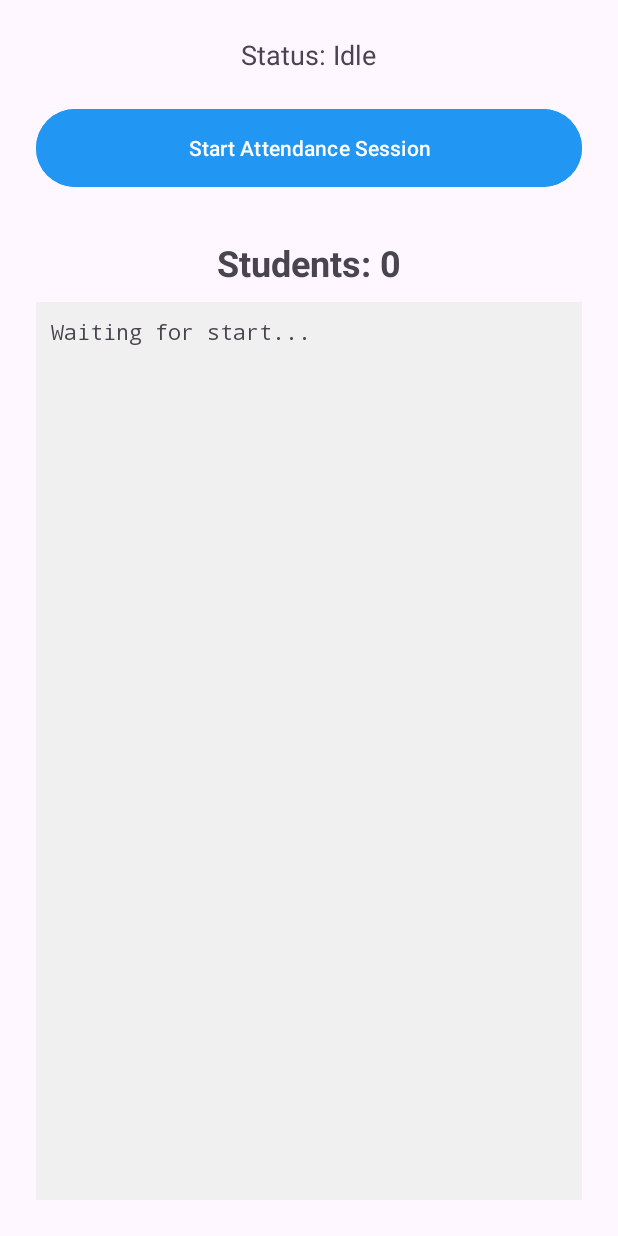
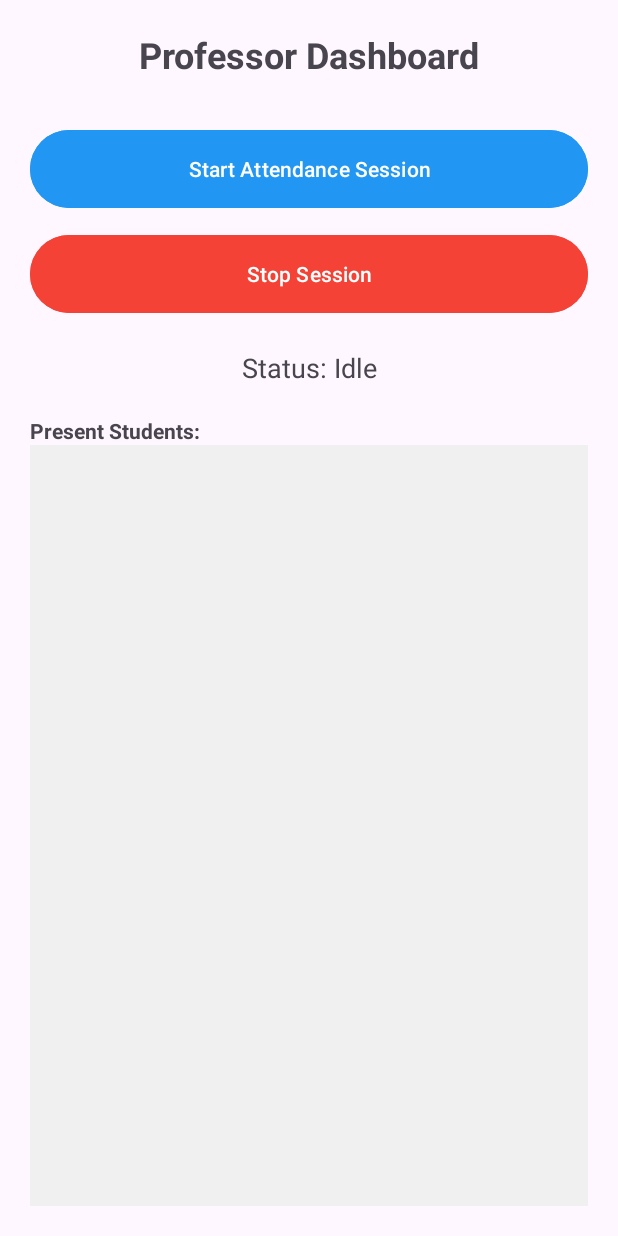
Before and after one commit to llumangll/ProximityAttendance, an Android app: the ProfessorActivity screen opened directly, with no data from a screen before it, after a tap on "Start Attendance Session", on a phone screen of 412 x 824 dp. Run offline under Robolectric (Android 15) with nearby library versions, the phone set to English and light mode, and no system bars; libraries missing offline, so code that uses them is left out: com.google.android.gms; 2 statements that could not run were skipped.

Commit message:
Fix: Updated Professor dashboard UI and added GPS check logic

```diff
--- a/app/build.gradle.kts
+++ b/app/build.gradle.kts
@@ -43,6 +43,7 @@ dependencies {
     androidTestImplementation(libs.espresso.core)
     // Google Nearby Connections
     implementation("com.google.android.gms:play-services-nearby:19.0.0")
+    implementation("com.google.android.gms:play-services-location:21.0.1")
 
     // Firebase (Database & Auth)
     implementation(platform("com.google.firebase:firebase-bom:32.7.0"))
--- a/app/src/main/java/com/nirma/attendance/ProfessorActivity.java
+++ b/app/src/main/java/com/nirma/attendance/ProfessorActivity.java
@@ -4,73 +4,103 @@ import android.Manifest;
 import android.content.pm.PackageManager;
 import android.os.Build;
 import android.os.Bundle;
+import android.provider.Settings;
+import android.widget.ArrayAdapter;
 import android.widget.Button;
+import android.widget.ListView;
 import android.widget.TextView;
+import android.widget.Toast;
 import androidx.annotation.NonNull;
 import androidx.appcompat.app.AppCompatActivity;
 import androidx.core.app.ActivityCompat;
 import androidx.core.content.ContextCompat;
 import com.google.android.gms.nearby.Nearby;
-import com.google.android.gms.nearby.connection.AdvertisingOptions;
-import com.google.android.gms.nearby.connection.ConnectionInfo;
-import com.google.android.gms.nearby.connection.ConnectionLifecycleCallback;
-import com.google.android.gms.nearby.connection.ConnectionResolution;
-import com.google.android.gms.nearby.connection.Payload;
-import com.google.android.gms.nearby.connection.PayloadCallback;
-import com.google.android.gms.nearby.connection.PayloadTransferUpdate;
-import com.google.android.gms.nearby.connection.Strategy;
+import com.google.android.gms.nearby.connection.*;
 import java.nio.charset.StandardCharsets;
 import java.util.ArrayList;
 
 public class ProfessorActivity extends AppCompatActivity {
 
     private static final String SERVICE_ID = "com.nirma.attendance";
-    private TextView statusText, logText, countText;
-    private Button btnStart;
-    private ArrayList<String> studentList = new ArrayList<>();
+    private Button btnStart, btnStop;
+    private TextView statusText;
+    private ListView studentListView;
+    private ArrayList<String> studentList;
+    private ArrayAdapter<String> adapter;
 
     @Override
     protected void onCreate(Bundle savedInstanceState) {
         super.onCreate(savedInstanceState);
         setContentView(R.layout.activity_professor);
 
+        btnStart = findViewById(R.id.btnStart);
+        btnStop = findViewById(R.id.btnStop);
         statusText = findViewById(R.id.statusText);
-        logText = findViewById(R.id.logText);
-        countText = findViewById(R.id.countText);
-        btnStart = findViewById(R.id.btnStart);
+        studentListView = findViewById(R.id.studentListView);
+
+        studentList = new ArrayList<>();
+        adapter = new ArrayAdapter<>(this, android.R.layout.simple_list_item_1, studentList);
+        studentListView.setAdapter(adapter);
 
         btnStart.setOnClickListener(v -> {
             if (hasPermissions()) {
-                startAdvertising();
+                // Check GPS before starting
+                checkLocationEnabled();
             } else {
                 requestPermissions();
             }
         });
+
+        btnStop.setOnClickListener(v -> {
+            Nearby.getConnectionsClient(this).stopAdvertising();
+            Nearby.getConnectionsClient(this).stopAllEndpoints();
+            statusText.setText("Status: Stopped");
+            Toast.makeText(this, "Session Stopped", Toast.LENGTH_SHORT).show();
+        });
     }
 
+    // --- 1. GPS CHECKER (The "Foolproof" Method) ---
+    private void checkLocationEnabled() {
+        android.location.LocationManager lm = (android.location.LocationManager) getSystemService(android.content.Context.LOCATION_SERVICE);
+        boolean gps_enabled = false;
+
+        try {
+            gps_enabled = lm.isProviderEnabled(android.location.LocationManager.GPS_PROVIDER);
+        } catch(Exception ex) {}
+
+        if(!gps_enabled) {
+            new android.app.AlertDialog.Builder(this)
+                    .setMessage("Please turn on GPS Location to host the class.")
+                    .setPositiveButton("Open Settings", (paramDialogInterface, paramInt) -> {
+                        startActivity(new android.content.Intent(android.provider.Settings.ACTION_LOCATION_SOURCE_SETTINGS));
+                    })
+                    .setNegativeButton("Cancel", null)
+                    .show();
+        } else {
+            startAdvertising();
+        }
+    }
+
+    // --- 2. ADVERTISING LOGIC ---
     private void startAdvertising() {
         AdvertisingOptions options = new AdvertisingOptions.Builder().setStrategy(Strategy.P2P_STAR).build();
 
         Nearby.getConnectionsClient(this)
-                .startAdvertising("Professor_Umang", SERVICE_ID, connectionLifecycleCallback, options)
-                .addOnSuccessListener((Void unused) -> {
-                    statusText.setText("Status: BROADCASTING 📡");
-                    btnStart.setEnabled(false);
-                    logText.setText("Classroom Open. Waiting for students...");
-                })
-                .addOnFailureListener((Exception e) -> {
-                    statusText.setText("Error: " + e.getMessage());
-                });
+                .startAdvertising("Professor", SERVICE_ID, connectionLifecycleCallback, options)
+                .addOnSuccessListener((Void unused) -> statusText.setText("Status: BROADCASTING..."))
+                .addOnFailureListener((Exception e) -> statusText.setText("Error: " + e.getMessage()));
     }
 
     private final ConnectionLifecycleCallback connectionLifecycleCallback = new ConnectionLifecycleCallback() {
         @Override
         public void onConnectionInitiated(@NonNull String endpointId, @NonNull ConnectionInfo info) {
-            // Auto-Accept Connection
+            // Automatically accept any student
             Nearby.getConnectionsClient(getApplicationContext()).acceptConnection(endpointId, payloadCallback);
         }
+
         @Override
         public void onConnectionResult(@NonNull String endpointId, @NonNull ConnectionResolution result) {}
+
         @Override
         public void onDisconnected(@NonNull String endpointId) {}
     };
@@ -78,43 +108,64 @@ public class ProfessorActivity extends AppCompatActivity {
     private final PayloadCallback payloadCallback = new PayloadCallback() {
         @Override
         public void onPayloadReceived(@NonNull String endpointId, @NonNull Payload payload) {
-            String receivedData = new String(payload.asBytes(), StandardCharsets.UTF_8);
-            if (!studentList.contains(receivedData)) {
-                studentList.add(receivedData);
-                countText.setText("Students: " + studentList.size());
-                logText.append("\n✅ " + receivedData);
+            String data = new String(payload.asBytes(), StandardCharsets.UTF_8);
 
-                // Send "SUCCESS" back
-                Payload response = Payload.fromBytes("SUCCESS".getBytes(StandardCharsets.UTF_8));
-                Nearby.getConnectionsClient(getApplicationContext()).sendPayload(endpointId, response);
-            }
+            // Add student to the list
+            studentList.add(data);
+            adapter.notifyDataSetChanged();
+
+            // Send "SUCCESS" back to Student
+            Payload response = Payload.fromBytes("SUCCESS".getBytes(StandardCharsets.UTF_8));
+            Nearby.getConnectionsClient(getApplicationContext()).sendPayload(endpointId, response);
         }
+
         @Override
         public void onPayloadTransferUpdate(@NonNull String endpointId, @NonNull PayloadTransferUpdate update) {}
     };
 
+    // --- 3. PERMISSIONS (Android 13 Fix) ---
     private boolean hasPermissions() {
-        if (Build.VERSION.SDK_INT >= Build.VERSION_CODES.S) {
-            return ContextCompat.checkSelfPermission(this, Manifest.permission.BLUETOOTH_ADVERTISE) == PackageManager.PERMISSION_GRANTED &&
-                    ContextCompat.checkSelfPermission(this, Manifest.permission.ACCESS_FINE_LOCATION) == PackageManager.PERMISSION_GRANTED;
+        boolean locationPermission = ContextCompat.checkSelfPermission(this, Manifest.permission.ACCESS_FINE_LOCATION) == PackageManager.PERMISSION_GRANTED
+                && ContextCompat.checkSelfPermission(this, Manifest.permission.ACCESS_COARSE_LOCATION) == PackageManager.PERMISSION_GRANTED;
+
+        if (Build.VERSION.SDK_INT >= 33) {
+            return locationPermission &&
+                    ContextCompat.checkSelfPermission(this, Manifest.permission.NEARBY_WIFI_DEVICES) == PackageManager.PERMISSION_GRANTED &&
+                    ContextCompat.checkSelfPermission(this, Manifest.permission.BLUETOOTH_SCAN) == PackageManager.PERMISSION_GRANTED &&
+                    ContextCompat.checkSelfPermission(this, Manifest.permission.BLUETOOTH_ADVERTISE) == PackageManager.PERMISSION_GRANTED &&
+                    ContextCompat.checkSelfPermission(this, Manifest.permission.BLUETOOTH_CONNECT) == PackageManager.PERMISSION_GRANTED;
+        } else if (Build.VERSION.SDK_INT >= Build.VERSION_CODES.S) {
+            return locationPermission &&
+                    ContextCompat.checkSelfPermission(this, Manifest.permission.BLUETOOTH_SCAN) == PackageManager.PERMISSION_GRANTED &&
+                    ContextCompat.checkSelfPermission(this, Manifest.permission.BLUETOOTH_ADVERTISE) == PackageManager.PERMISSION_GRANTED &&
+                    ContextCompat.checkSelfPermission(this, Manifest.permission.BLUETOOTH_CONNECT) == PackageManager.PERMISSION_GRANTED;
         } else {
-            return ContextCompat.checkSelfPermission(this, Manifest.permission.ACCESS_FINE_LOCATION) == PackageManager.PERMISSION_GRANTED;
+            return locationPermission;
         }
     }
 
     private void requestPermissions() {
-        if (Build.VERSION.SDK_INT >= Build.VERSION_CODES.S) {
+        if (Build.VERSION.SDK_INT >= 33) {
             ActivityCompat.requestPermissions(this, new String[]{
+                    Manifest.permission.NEARBY_WIFI_DEVICES,
+                    Manifest.permission.BLUETOOTH_SCAN,
                     Manifest.permission.BLUETOOTH_ADVERTISE,
                     Manifest.permission.BLUETOOTH_CONNECT,
+                    Manifest.permission.ACCESS_FINE_LOCATION,
+                    Manifest.permission.ACCESS_COARSE_LOCATION
+            }, 100);
+        } else if (Build.VERSION.SDK_INT >= Build.VERSION_CODES.S) {
+            ActivityCompat.requestPermissions(this, new String[]{
                     Manifest.permission.BLUETOOTH_SCAN,
+                    Manifest.permission.BLUETOOTH_ADVERTISE,
+                    Manifest.permission.BLUETOOTH_CONNECT,
                     Manifest.permission.ACCESS_FINE_LOCATION,
                     Manifest.permission.ACCESS_COARSE_LOCATION
             }, 100);
         } else {
             ActivityCompat.requestPermissions(this, new String[]{
                     Manifest.permission.ACCESS_FINE_LOCATION,
-                    Manifest.permission.BLUETOOTH,
+                    Manifest.permission.ACCESS_COARSE_LOCATION
             }, 100);
         }
     }
--- a/app/src/main/res/layout/activity_professor.xml
+++ b/app/src/main/res/layout/activity_professor.xml
@@ -3,44 +3,54 @@
     android:layout_width="match_parent"
     android:layout_height="match_parent"
     android:orientation="vertical"
-    android:padding="24dp"
+    android:padding="20dp"
     android:gravity="center_horizontal">
 
     <TextView
-        android:id="@+id/statusText"
         android:layout_width="wrap_content"
         android:layout_height="wrap_content"
-        android:text="Status: Idle"
-        android:textSize="18sp"
-        android:layout_marginBottom="20dp"/>
+        android:text="Professor Dashboard"
+        android:textSize="24sp"
+        android:textStyle="bold"
+        android:layout_marginBottom="30dp"/>
 
     <Button
         android:id="@+id/btnStart"
         android:layout_width="match_parent"
         android:layout_height="60dp"
         android:text="Start Attendance Session"
-        android:backgroundTint="#2196F3"/>
+        android:backgroundTint="#2196F3"
+        android:layout_marginBottom="10dp"/>
+
+    <Button
+        android:id="@+id/btnStop"
+        android:layout_width="match_parent"
+        android:layout_height="60dp"
+        android:text="Stop Session"
+        android:backgroundTint="#F44336"
+        android:layout_marginBottom="20dp"/>
 
     <TextView
-        android:id="@+id/countText"
-        android:layout_width="wrap_content"
+        android:id="@+id/statusText"
+        android:layout_width="match_parent"
         android:layout_height="wrap_content"
-        android:text="Students: 0"
-        android:textSize="24sp"
+        android:text="Status: Idle"
+        android:textAlignment="center"
+        android:textSize="18sp"
+        android:layout_marginBottom="10dp"/>
+
+    <TextView
+        android:layout_width="match_parent"
+        android:layout_height="wrap_content"
+        android:text="Present Students:"
         android:textStyle="bold"
-        android:layout_marginTop="30dp"/>
+        android:layout_marginTop="10dp"/>
 
-    <ScrollView
+    <ListView
+        android:id="@+id/studentListView"
         android:layout_width="match_parent"
-        android:layout_height="match_parent"
-        android:layout_marginTop="10dp"
-        android:background="#F0F0F0"
-        android:padding="10dp">
-        <TextView
-            android:id="@+id/logText"
-            android:layout_width="match_parent"
-            android:layout_height="wrap_content"
-            android:text="Waiting for start..."
-            android:fontFamily="monospace"/>
-    </ScrollView>
+        android:layout_height="0dp"
+        android:layout_weight="1"
+        android:background="#F0F0F0"/>
+
 </LinearLayout>
```
Also changed, not shown: app/src/main/java/com/nirma/attendance/StudentActivity.java (+34 -35 lines).
